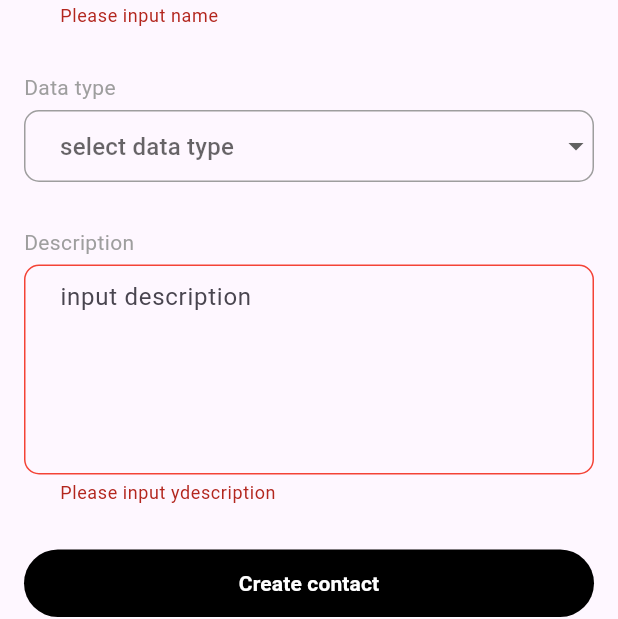
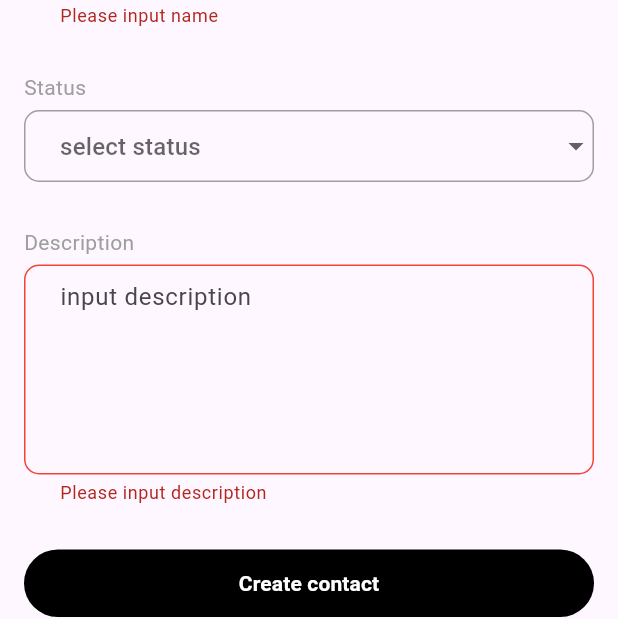
Before and after one commit to Mr-Malomz/flutter_xata, a Flutter app: the Create screen opened directly, after a tap on "Create contact", on a phone screen of 412 x 824 dp. Shown: the part 241-860 px from the top of the screen. Run offline on Flutter 3.47's test engine with Material 3 defaults, Android fonts, the phone set to English and light mode, and no system bars; our stand-ins replace flutter_dotenv.

Commit message:
Update create.dart

```diff
--- a/lib/screens/create.dart
+++ b/lib/screens/create.dart
@@ -73,7 +73,7 @@ class _CreateState extends State<Create> {
                       ),
                       const SizedBox(height: 30.0),
                       const Text(
-                        'Data type',
+                        'Status',
                         style: TextStyle(
                           color: Colors.grey,
                           fontSize: 14.0,
@@ -93,7 +93,7 @@ class _CreateState extends State<Create> {
                         decoration: InputDecoration(
                           contentPadding: const EdgeInsets.symmetric(
                               vertical: 10, horizontal: 20),
-                          hintText: "select data type",
+                          hintText: "select status",
                           focusedBorder: OutlineInputBorder(
                             borderRadius: BorderRadius.circular(10),
                             borderSide: const BorderSide(color: Colors.grey),
@@ -120,7 +120,7 @@ class _CreateState extends State<Create> {
                       TextFormField(
                         validator: (value) {
                           if (value == null || value.isEmpty) {
-                            return 'Please input ydescription';
+                            return 'Please input description';
                           }
                           return null;
                         },
```
